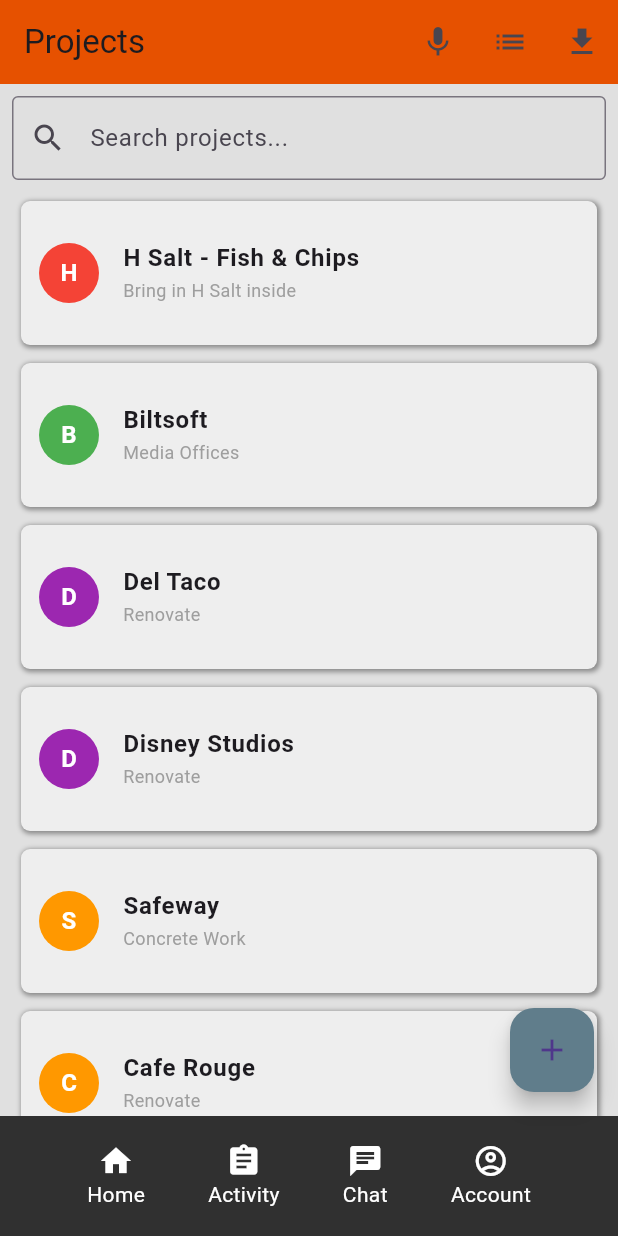
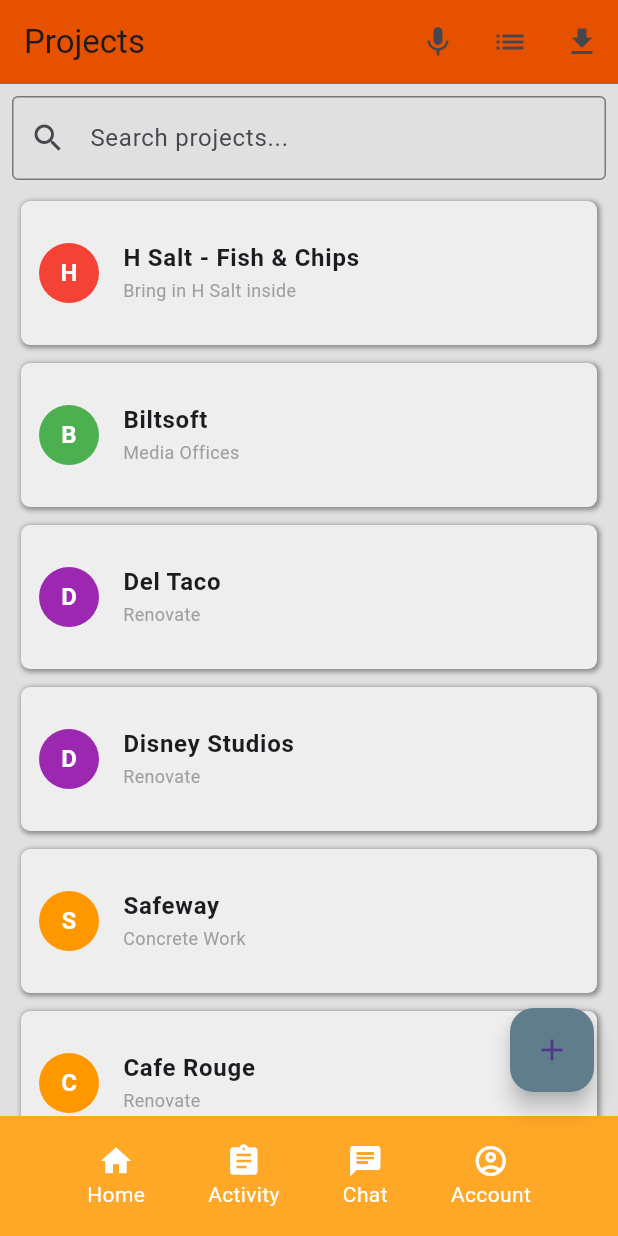
Before and after one commit to monahidalgo/on_site_crews, a Flutter app: the ProjectsScreen screen opened by its route, on a phone screen of 412 x 824 dp. Run offline on Flutter 3.47's test engine with Material 3 defaults, Android fonts, the phone set to English and light mode, and no system bars; our stand-ins replace image_picker, smooth_page_indicator.

Commit message:
Update - Changed color to BottomAppBar orange[400] to the projects_screen.dart. Working on the apps UI. Several screens in plans this week.

```diff
--- a/lib/screens/login_screen.dart
+++ b/lib/screens/login_screen.dart
@@ -19,7 +19,7 @@ class LoginScreen extends StatelessWidget {
             right: 0,
             child: Image.asset(
               'assets/images/onsitelogo3.png',
-              height: 370, // Adjust height to fit the background
+              height: 450, // Adjust height to fit the background
               fit: BoxFit.cover,
             ),
           ),
--- a/lib/screens/projects_screen.dart
+++ b/lib/screens/projects_screen.dart
@@ -196,7 +196,7 @@ class _ProjectsScreenState extends State<ProjectsScreen> {
   Widget _buildBottomAppBar() {
     return BottomAppBar(
       shape: const CircularNotchedRectangle(),
-      color: Colors.grey[850],
+      color: Colors.orange[400],
       child: IconTheme(
         data: IconThemeData(color: Theme.of(context).colorScheme.onPrimary),
         child: Row(
```
